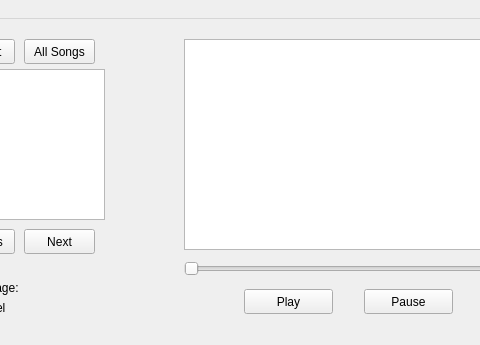
Before: the Qt Designer form OdisseyRadio/mainwindow.ui in miguemesen/OdisseyRadio, drawn with Qt 5; both pictures show x 86 to 566 and y 0 to 345 of the 718 by 345 pixel window.
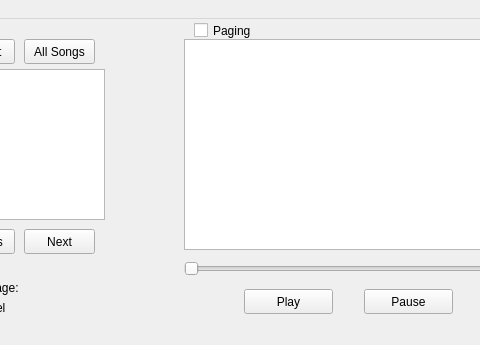
After: the same form once the commit is applied.

```diff
--- a/OdisseyRadio/mainwindow.ui
+++ b/OdisseyRadio/mainwindow.ui
@@ -164,6 +164,19 @@
      <string>Stop</string>
     </property>
    </widget>
+   <widget class="QCheckBox" name="checkBox_paging">
+    <property name="geometry">
+     <rect>
+      <x>280</x>
+      <y>0</y>
+      <width>92</width>
+      <height>23</height>
+     </rect>
+    </property>
+    <property name="text">
+     <string>Paging</string>
+    </property>
+   </widget>
   </widget>
   <widget class="QMenuBar" name="menubar">
    <property name="geometry">
```
